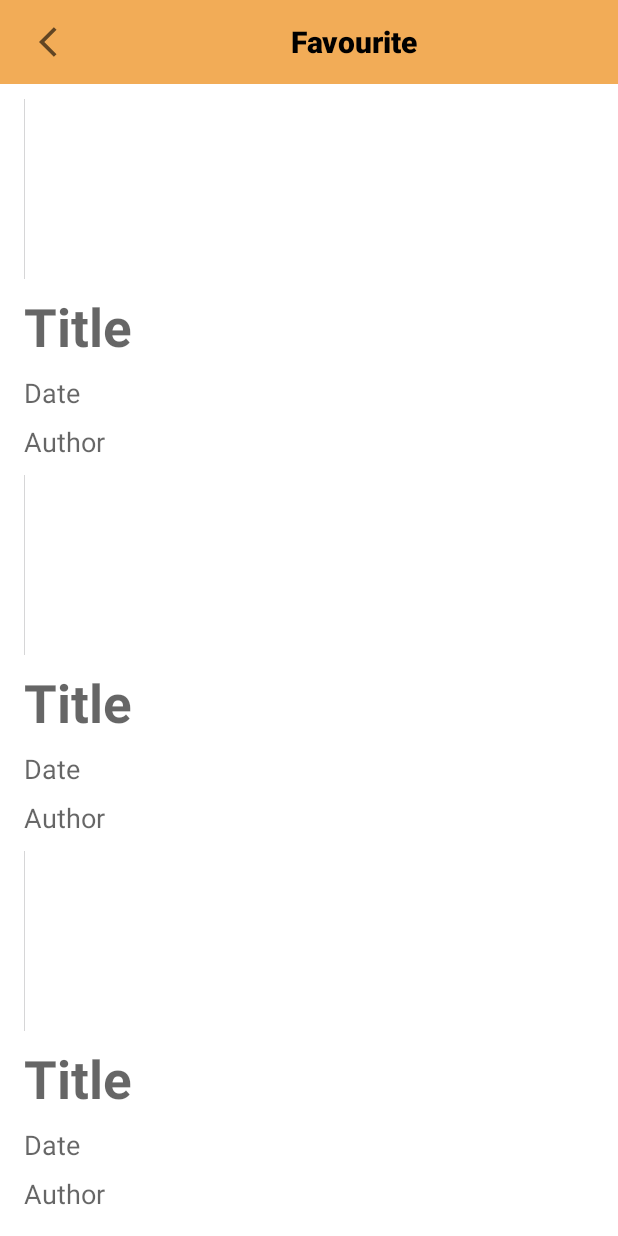
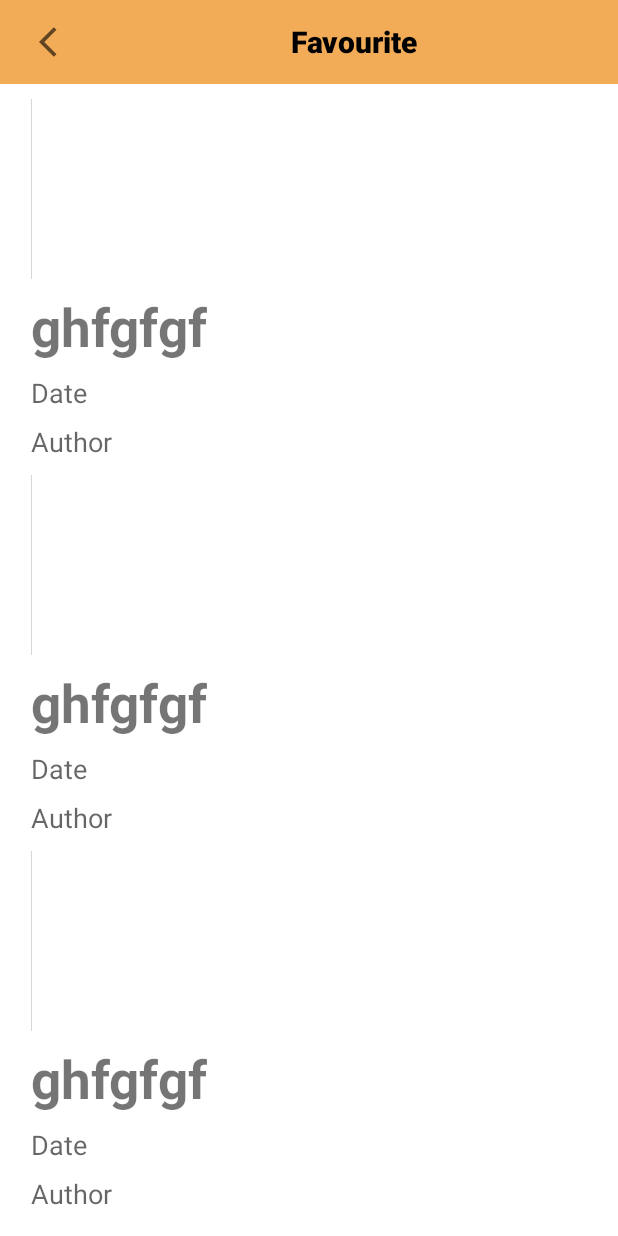
Before and after one commit to AhmedHany6161/News, an Android app: the layout activity_favourite.xml on its own in the app's theme, with its tools: preview values and no code run, on a phone screen of 412 x 824 dp. Run offline under Robolectric (Android 15) with nearby library versions, the phone set to English and light mode, and no system bars.

Commit message:
fav adapter

```diff
--- a/app/src/main/res/layout/item_favourite.xml
+++ b/app/src/main/res/layout/item_favourite.xml
@@ -22,7 +22,8 @@
         android:layout_width="wrap_content"
         android:layout_height="wrap_content"
         android:layout_marginTop="8dp"
-        android:hint="@string/title"
+        android:text="@string/title"
+        tools:text="ghfgfgf"
         android:textSize="35sp"
         android:textStyle="bold"
         app:layout_constraintEnd_toEndOf="@+id/imageView"
```
